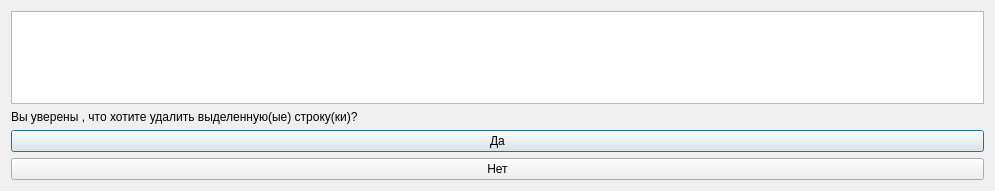
Above: DeleteWindow.ui from BITLIFASON/Support_Of_Competitions_For_Grants before the change. Below: the same form after it.
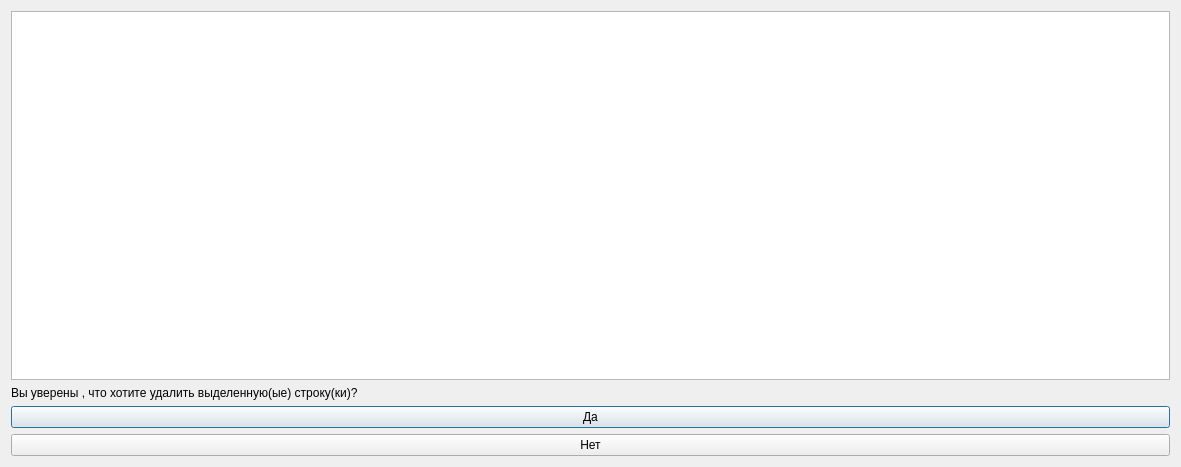
That is the form after the change.

```diff
--- a/DeleteWindow.ui
+++ b/DeleteWindow.ui
@@ -6,8 +6,8 @@
    <rect>
     <x>0</x>
     <y>0</y>
-    <width>995</width>
-    <height>191</height>
+    <width>1181</width>
+    <height>467</height>
    </rect>
   </property>
   <property name="windowTitle">
```
Left out of the diff: 2 changed lines with no effect on the pictures.
